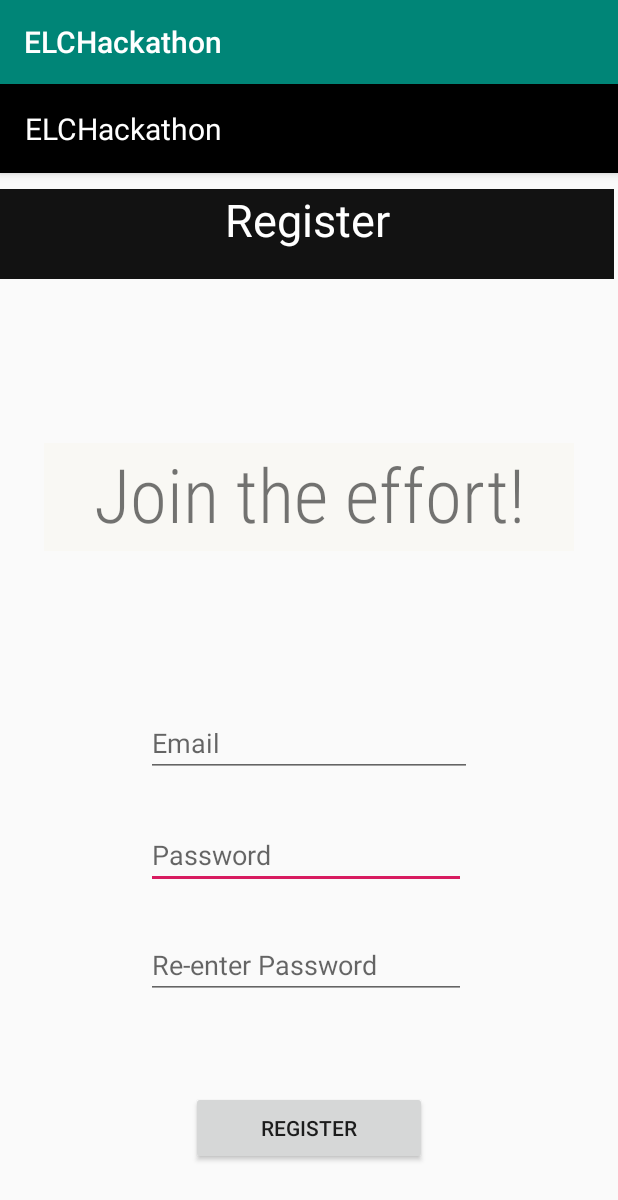
After one commit to SteliosPhanartzis/EHack, an Android app: the SignUp screen opened directly, with no data from a screen before it, on a phone screen of 412 x 824 dp. The commit adds this screen. Shown: the top 1200 px of the screen. Run offline under Robolectric (Android 15) with nearby library versions, the phone set to English and light mode, and no system bars.

Commit message:
Fifth Commit

```diff
--- a/app/src/main/AndroidManifest.xml
+++ b/app/src/main/AndroidManifest.xml
@@ -9,7 +9,8 @@
         android:roundIcon="@mipmap/ic_launcher_round"
         android:supportsRtl="true"
         android:theme="@style/AppTheme">
-        <activity android:name=".HomePage"></activity>
+        <activity android:name=".SignUp"></activity>
+        <activity android:name=".HomePage" />
         <activity
             android:name=".MainActivity"
             android:label="@string/app_name"
--- a/app/src/main/java/com/app/elchackathon/MainActivity.java
+++ b/app/src/main/java/com/app/elchackathon/MainActivity.java
@@ -12,6 +12,8 @@ import androidx.appcompat.app.AppCompatActivity;
 import android.view.Menu;
 import android.view.MenuItem;
 import android.view.View;
+import android.content.Intent;
+
 
 import com.app.elchackathon.ui.main.SectionsPagerAdapter;
 
@@ -19,10 +21,20 @@ public class MainActivity extends AppCompatActivity {
 
     @Override
     protected void onCreate(Bundle savedInstanceState) {
+
+
         super.onCreate(savedInstanceState);
         setContentView(R.layout.activity_main);
-        SectionsPagerAdapter sectionsPagerAdapter = new SectionsPagerAdapter(this, getSupportFragmentManager());
-        //TabLayout tabs = findViewById(R.id.tabs);
+
 
     }
+    public void goToAnActivity(View view) {
+        Intent intent = new Intent(this, HomePage.class);
+        startActivity(intent);
+    }
+    public void goToAnActivity2(View view){
+        Intent intent = new Intent(this, SignUp.class);
+        startActivity(intent);
+    }
+
 }
--- /dev/null
+++ b/app/src/main/java/com/app/elchackathon/SignUp.java
@@ -0,0 +1,21 @@
+package com.app.elchackathon;
+
+import androidx.appcompat.app.AppCompatActivity;
+
+import android.os.Bundle;
+import android.view.View;
+import android.content.Intent;
+
+
+public class SignUp extends AppCompatActivity {
+
+    @Override
+    protected void onCreate(Bundle savedInstanceState) {
+        super.onCreate(savedInstanceState);
+        setContentView(R.layout.activity_sign_up);
+    }
+    public void goToAnActivity(View view){
+        Intent intent = new Intent(this, HomePage.class);
+        startActivity(intent);
+    }
+}
--- a/app/src/main/res/layout/activity_home_page.xml
+++ b/app/src/main/res/layout/activity_home_page.xml
@@ -59,4 +59,11 @@
         app:layout_constraintTop_toBottomOf="@+id/appbar"
         app:layout_constraintVertical_bias="0.138" />
 
+    <SeekBar
+        android:id="@+id/seekBar"
+        android:layout_width="363dp"
+        android:layout_height="40dp"
+        tools:layout_editor_absoluteX="24dp"
+        tools:layout_editor_absoluteY="231dp" />
+
 </androidx.constraintlayout.widget.ConstraintLayout>
--- a/app/src/main/res/layout/activity_main.xml
+++ b/app/src/main/res/layout/activity_main.xml
@@ -35,7 +35,7 @@
         app:layout_constraintVertical_bias="0.335" />
 
     <Button
-        android:id="@+id/button"
+        android:id="@+id/login"
         android:layout_width="266dp"
         android:layout_height="46dp"
         android:fontFamily="sans-serif-condensed-light"
@@ -45,6 +45,7 @@
         app:layout_constraintHorizontal_bias="0.496"
         app:layout_constraintStart_toStartOf="parent"
         app:layout_constraintTop_toBottomOf="@+id/appBarLayout"
+        android:onClick="goToAnActivity"
         app:layout_constraintVertical_bias="0.638" />
 
     <com.google.android.material.appbar.AppBarLayout
@@ -93,7 +94,7 @@
         tools:text="Recycle Beauty. Earn Rewards." />
 
     <TextView
-        android:id="@+id/textView10"
+        android:id="@+id/SignUp"
         android:layout_width="wrap_content"
         android:layout_height="wrap_content"
         android:text="@string/don_t_have_an_account_sign_up_here"
@@ -101,6 +102,7 @@
         app:layout_constraintEnd_toEndOf="parent"
         app:layout_constraintStart_toStartOf="parent"
         app:layout_constraintTop_toBottomOf="@+id/appBarLayout"
+        android:onClick="goToAnActivity2"
         app:layout_constraintVertical_bias="0.729" />
 
 </androidx.constraintlayout.widget.ConstraintLayout>
--- /dev/null
+++ b/app/src/main/res/layout/activity_sign_up.xml
@@ -0,0 +1,125 @@
+<?xml version="1.0" encoding="utf-8"?>
+<androidx.constraintlayout.widget.ConstraintLayout
+    xmlns:android="http://schemas.android.com/apk/res/android"
+    xmlns:app="http://schemas.android.com/apk/res-auto"
+    xmlns:tools="http://schemas.android.com/tools"
+    android:layout_width="match_parent"
+    android:layout_height="match_parent">
+
+    <EditText
+        android:id="@+id/editText3"
+        android:layout_width="wrap_content"
+        android:layout_height="wrap_content"
+        android:ems="10"
+        android:hint="Password"
+        android:inputType="textPassword"
+        app:layout_constraintBottom_toBottomOf="parent"
+        app:layout_constraintEnd_toEndOf="parent"
+        app:layout_constraintHorizontal_bias="0.489"
+        app:layout_constraintStart_toStartOf="parent"
+        app:layout_constraintTop_toTopOf="parent"
+        app:layout_constraintVertical_bias="0.68" />
+
+    <com.google.android.material.appbar.AppBarLayout
+        android:id="@+id/appBarLayout"
+        android:layout_width="0dp"
+        android:layout_height="wrap_content"
+        android:background="#000000"
+        android:theme="@style/AppTheme.AppBarOverlay"
+        app:layout_constraintBottom_toBottomOf="parent"
+        app:layout_constraintEnd_toEndOf="parent"
+        app:layout_constraintHorizontal_bias="0.0"
+        app:layout_constraintStart_toStartOf="parent"
+        app:layout_constraintTop_toTopOf="parent"
+        app:layout_constraintVertical_bias="0.0">
+
+        <TextView
+            android:id="@+id/title"
+            android:layout_width="wrap_content"
+            android:layout_height="wrap_content"
+            android:background="#000000"
+            android:fontFamily="optimaRoman"
+            android:gravity="center"
+            android:minHeight="?actionBarSize"
+            android:padding="@dimen/appbar_padding"
+            android:text="@string/app_name"
+            android:textAppearance="@style/TextAppearance.Widget.AppCompat.Toolbar.Title"
+            android:textColor="#FFFFFF" />
+
+    </com.google.android.material.appbar.AppBarLayout>
+
+    <TextView
+        android:id="@+id/Registertag"
+        android:layout_width="409dp"
+        android:layout_height="60dp"
+        android:background="#ED000000"
+        android:fontFamily="optimaroman"
+        android:text="Register"
+        android:textAlignment="center"
+        android:textColor="#FFFFFF"
+        android:textSize="30dp"
+        app:layout_constraintBottom_toBottomOf="parent"
+        app:layout_constraintEnd_toEndOf="parent"
+        app:layout_constraintHorizontal_bias="0.0"
+        app:layout_constraintStart_toStartOf="parent"
+        app:layout_constraintTop_toTopOf="@+id/appBarLayout"
+        app:layout_constraintVertical_bias="0.099"
+        tools:background="#000000"
+        tools:fontFamily="sans-serif-light" />
+
+    <TextView
+        android:id="@+id/textView2"
+        android:layout_width="353dp"
+        android:layout_height="72dp"
+        android:background="#3BF5F3DF"
+        android:fontFamily="sans-serif-condensed-light"
+        android:text="Join the effort!"
+        android:textAlignment="center"
+        android:textSize="50dp"
+        app:layout_constraintBottom_toBottomOf="parent"
+        app:layout_constraintEnd_toEndOf="parent"
+        app:layout_constraintStart_toStartOf="parent"
+        app:layout_constraintTop_toTopOf="@+id/appBarLayout"
+        app:layout_constraintVertical_bias="0.344"
+        tools:fontFamily="sans-serif-light" />
+
+    <EditText
+        android:id="@+id/editText"
+        android:layout_width="217dp"
+        android:layout_height="39dp"
+        android:ems="10"
+        android:hint="Email"
+        android:inputType="textEmailAddress"
+        app:layout_constraintBottom_toBottomOf="parent"
+        app:layout_constraintEnd_toEndOf="parent"
+        app:layout_constraintStart_toStartOf="parent"
+        app:layout_constraintTop_toTopOf="parent"
+        app:layout_constraintVertical_bias="0.58" />
+
+    <EditText
+        android:id="@+id/editText2"
+        android:layout_width="wrap_content"
+        android:layout_height="wrap_content"
+        android:ems="10"
+        android:hint="Re-enter Password"
+        android:inputType="textPassword"
+        app:layout_constraintBottom_toBottomOf="parent"
+        app:layout_constraintEnd_toEndOf="parent"
+        app:layout_constraintHorizontal_bias="0.489"
+        app:layout_constraintStart_toStartOf="parent"
+        app:layout_constraintTop_toTopOf="parent"
+        app:layout_constraintVertical_bias="0.781" />
+
+    <Button
+        android:id="@+id/Register"
+        android:layout_width="157dp"
+        android:layout_height="49dp"
+        android:text="Register"
+        app:layout_constraintBottom_toBottomOf="parent"
+        app:layout_constraintEnd_toEndOf="parent"
+        app:layout_constraintStart_toStartOf="parent"
+        app:layout_constraintTop_toTopOf="@+id/appBarLayout"
+        android:onClick="goToAnActivity"
+        app:layout_constraintVertical_bias="0.934" />
+
+</androidx.constraintlayout.widget.ConstraintLayout>
```
